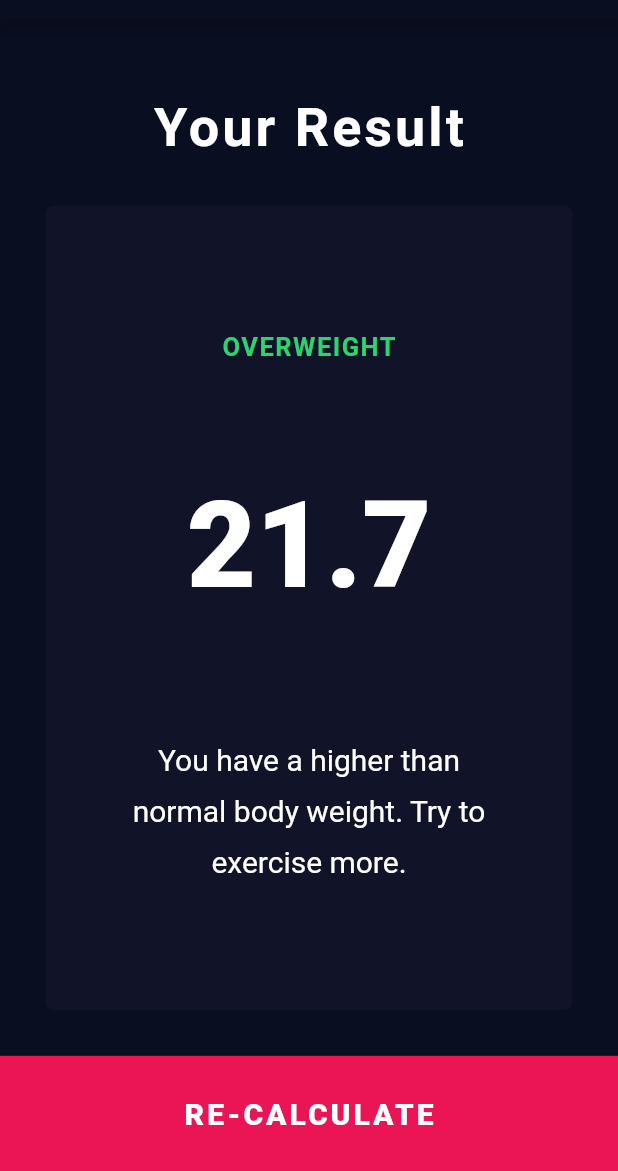
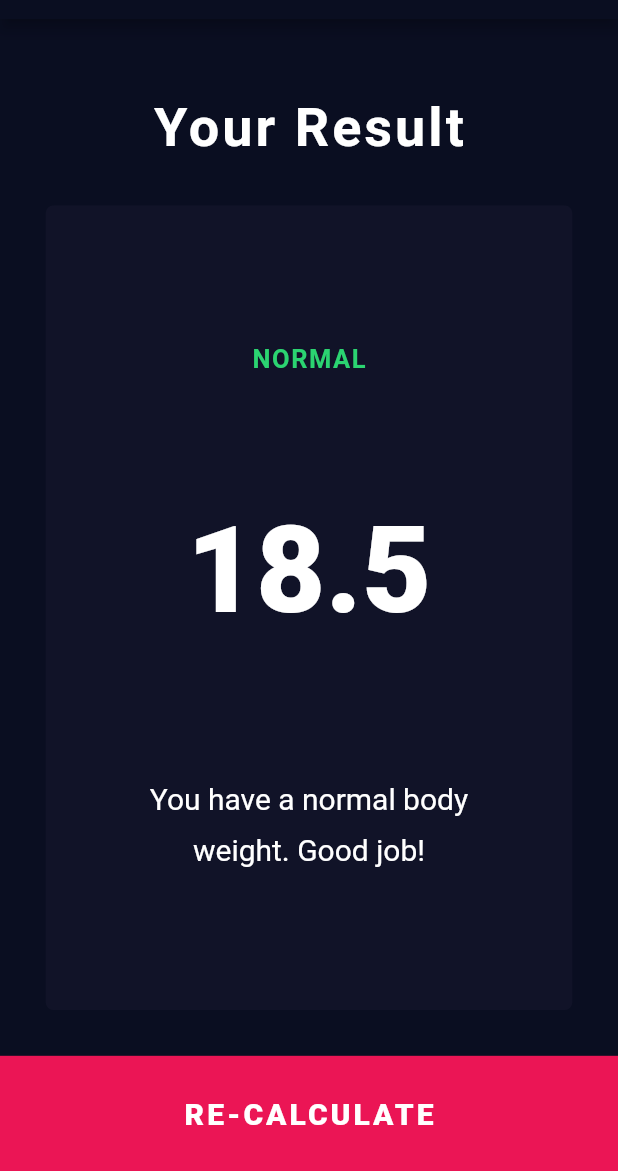
Before and after one commit to srockstech/bmi-calculator-app, a Flutter app: the screen it shows after launch, after a tap on "CALCULATE", on a phone screen of 412 x 824 dp, the part 65-1236 px from its top. Run offline on Flutter 3.47's test engine with Material 2 defaults, Android fonts, the phone set to English and light mode, and no system bars; our stand-ins replace font_awesome_flutter.

Commit message:
Added calculator brain

```diff
--- /dev/null
+++ b/lib/calculator_brain.dart
@@ -0,0 +1,35 @@
+import 'dart:math';
+
+class CalculatorBrain {
+  int height;
+  int weight;
+  String gender;
+  int age;
+  double _bmi;
+  CalculatorBrain({this.height, this.weight});
+
+  String calculateBMI() {
+    _bmi = weight / pow(height / 100, 2);
+    return _bmi.toStringAsFixed(1);
+  }
+
+  String getResultKeyword() {
+    if (_bmi >= 25) {
+      return 'OVERWEIGHT';
+    } else if (_bmi >= 18.5) {
+      return 'NORMAL';
+    } else {
+      return 'UNDERWEIGHT';
+    }
+  }
+
+  String getInterpretation() {
+    if (_bmi >= 25) {
+      return 'You have a higher than normal body weight. Try to exercise more.';
+    } else if (_bmi >= 18.5) {
+      return 'You have a normal body weight. Good job!';
+    } else {
+      return 'You have a lower than normal body weight. Try to gain muscle mass.';
+    }
+  }
+}
--- a/lib/screens/input_page.dart
+++ b/lib/screens/input_page.dart
@@ -6,6 +6,7 @@ import 'package:bmi_calculator/components/gender_card_content.dart';
 import '../constants.dart';
 import 'results_page.dart';
 import 'package:bmi_calculator/components/round_icon_button.dart';
+import 'package:bmi_calculator/calculator_brain.dart';
 
 enum Gender { male, female }
 
@@ -232,10 +233,16 @@ class _InputPageState extends State<InputPage> {
           ),
           BottomButton(
             onPress: () {
+              CalculatorBrain result =
+                  CalculatorBrain(height: height, weight: weight);
               Navigator.push(
                 context,
                 MaterialPageRoute(
-                  builder: (context) => ResultsPage(),
+                  builder: (context) => ResultsPage(
+                    bmi: result.calculateBMI(),
+                    interpretation: result.getInterpretation(),
+                    resultKeyword: result.getResultKeyword(),
+                  ),
                 ),
               );
             },
--- a/lib/screens/results_page.dart
+++ b/lib/screens/results_page.dart
@@ -4,6 +4,13 @@ import 'package:flutter/material.dart';
 import '../components/bottom_button.dart';
 
 class ResultsPage extends StatelessWidget {
+  final String bmi;
+  final String resultKeyword;
+  final String interpretation;
+  ResultsPage(
+      {@required this.bmi,
+      @required this.resultKeyword,
+      @required this.interpretation});
   @override
   Widget build(BuildContext context) {
     return Scaffold(
@@ -40,15 +47,15 @@ class ResultsPage extends StatelessWidget {
                           mainAxisAlignment: MainAxisAlignment.spaceEvenly,
                           children: [
                             Text(
-                              'OVERWEIGHT',
+                              resultKeyword,
                               style: kResultKeywordTextStyle,
                             ),
                             Text(
-                              '21.7',
+                              bmi,
                               style: kResultNumberTextStyle,
                             ),
                             Text(
-                              'You have a higher than normal body weight. Try to exercise more.',
+                              interpretation,
                               style: kResultDescriptionStyle,
                               textAlign: TextAlign.center,
                             ),
```
